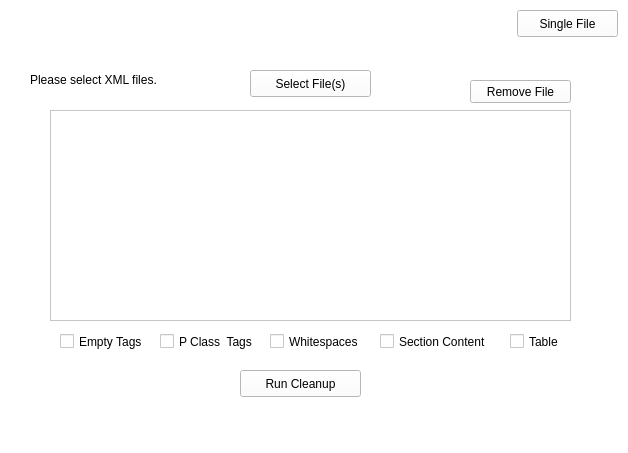
Above: mainWindow.ui from sylvanjr/PLO-RegFix-Tool before the change. Below: the same form after it.
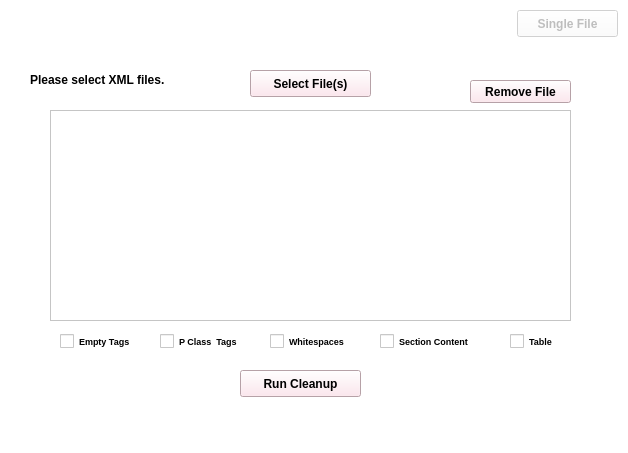
That is the form after the change. Icons and pictures are not drawn.

The edit to the form file:
```diff
--- a/mainWindow.ui
+++ b/mainWindow.ui
@@ -12,7 +12,7 @@
   </property>
   <property name="font">
    <font>
-    <family>Mongolian Baiti</family>
+    <family>Microsoft Sans Serif</family>
     <weight>75</weight>
     <bold>true</bold>
     <kerning>false</kerning>
@@ -40,6 +40,13 @@
       <height>19</height>
      </rect>
     </property>
+    <property name="font">
+     <font>
+      <family>Arial</family>
+      <weight>75</weight>
+      <bold>true</bold>
+     </font>
+    </property>
     <property name="text">
      <string>Please select XML files.</string>
     </property>
@@ -53,6 +60,14 @@
       <height>23</height>
      </rect>
     </property>
+    <property name="font">
+     <font>
+      <family>Arial</family>
+      <pointsize>7</pointsize>
+      <weight>75</weight>
+      <bold>true</bold>
+     </font>
+    </property>
     <property name="text">
      <string>Empty Tags</string>
     </property>
@@ -66,6 +81,14 @@
       <height>23</height>
      </rect>
     </property>
+    <property name="font">
+     <font>
+      <family>Arial</family>
+      <pointsize>7</pointsize>
+      <weight>75</weight>
+      <bold>true</bold>
+     </font>
+    </property>
     <property name="text">
      <string>P Class  Tags</string>
     </property>
@@ -79,6 +102,14 @@
       <height>23</height>
      </rect>
     </property>
+    <property name="font">
+     <font>
+      <family>Arial</family>
+      <pointsize>7</pointsize>
+      <weight>75</weight>
+      <bold>true</bold>
+     </font>
+    </property>
     <property name="text">
      <string>Whitespaces</string>
     </property>
@@ -92,6 +123,14 @@
       <height>23</height>
      </rect>
     </property>
+    <property name="font">
+     <font>
+      <family>Arial</family>
+      <pointsize>7</pointsize>
+      <weight>75</weight>
+      <bold>true</bold>
+     </font>
+    </property>
     <property name="text">
      <string>Section Content</string>
     </property>
@@ -105,6 +144,17 @@
       <height>27</height>
      </rect>
     </property>
+    <property name="font">
+     <font>
+      <family>Arial</family>
+      <weight>75</weight>
+      <bold>true</bold>
+     </font>
+    </property>
+    <property name="styleSheet">
+     <string notr="true">background-color: rgb(255, 225, 234);
+color: rgb(0, 0, 0)</string>
+    </property>
     <property name="text">
      <string>Select File(s)</string>
     </property>
@@ -118,6 +168,17 @@
       <height>27</height>
      </rect>
     </property>
+    <property name="font">
+     <font>
+      <family>Arial</family>
+      <weight>75</weight>
+      <bold>true</bold>
+     </font>
+    </property>
+    <property name="styleSheet">
+     <string notr="true">background-color: rgb(255, 225, 234);
+color: rgb(0, 0, 0)</string>
+    </property>
     <property name="text">
      <string>Run Cleanup</string>
     </property>
@@ -133,6 +194,9 @@
     </property>
    </widget>
    <widget class="QPushButton" name="pbSingle">
+    <property name="enabled">
+     <bool>false</bool>
+    </property>
     <property name="geometry">
      <rect>
       <x>517</x>
@@ -141,6 +205,13 @@
       <height>27</height>
      </rect>
     </property>
+    <property name="font">
+     <font>
+      <family>Arial</family>
+      <weight>75</weight>
+      <bold>true</bold>
+     </font>
+    </property>
     <property name="text">
      <string>Single File</string>
     </property>
@@ -154,6 +225,14 @@
       <height>23</height>
      </rect>
     </property>
+    <property name="font">
+     <font>
+      <family>Arial</family>
+      <pointsize>7</pointsize>
+      <weight>75</weight>
+      <bold>true</bold>
+     </font>
+    </property>
     <property name="text">
      <string>Table</string>
     </property>
@@ -167,6 +246,17 @@
       <height>23</height>
      </rect>
     </property>
+    <property name="font">
+     <font>
+      <family>Arial</family>
+      <weight>75</weight>
+      <bold>true</bold>
+     </font>
+    </property>
+    <property name="styleSheet">
+     <string notr="true">background-color: rgb(255, 225, 234);
+color: rgb(0, 0, 0)</string>
+    </property>
     <property name="text">
      <string>Remove File</string>
     </property>
```
Left out of the diff: 9 changed lines with no effect on the pictures.
